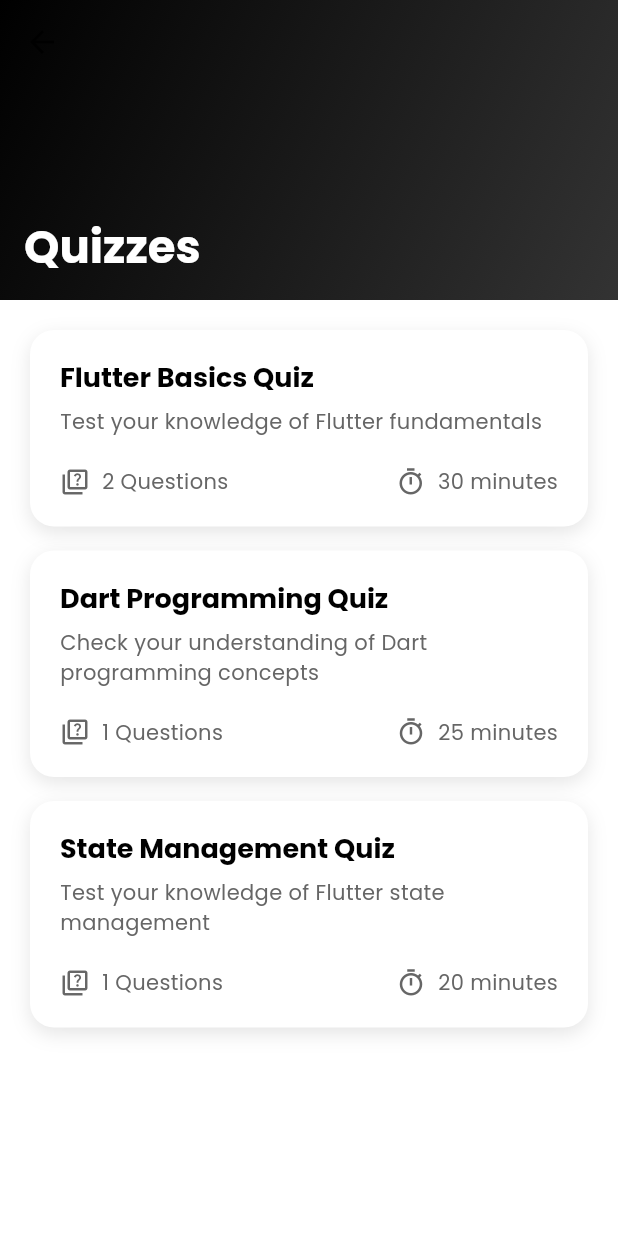
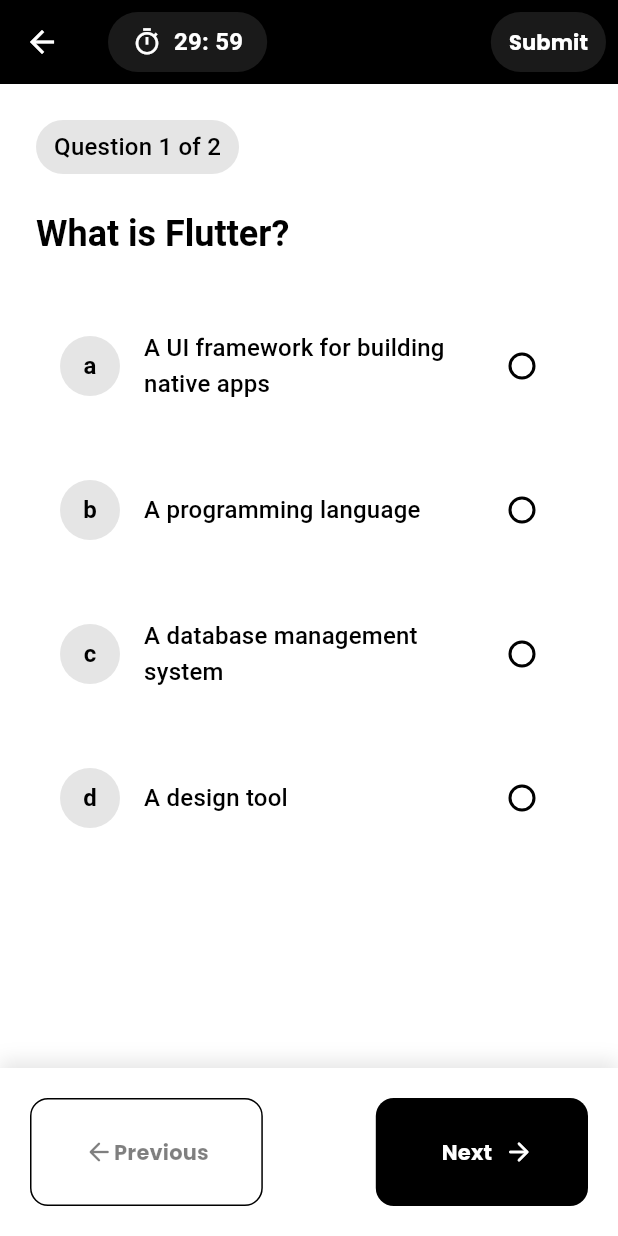
Before and after one commit to nhducc/e_learning_appication_flutter, a Flutter app: the QuizListScreen screen opened by its route, after a tap on "Flutter Basics Quiz", on a phone screen of 412 x 824 dp. Run offline on Flutter 3.47's test engine with Material 3 defaults, Android fonts, the phone set to English and light mode, and no system bars; our stand-ins replace bloc, cached_network_image, chewie, equatable, flutter_bloc, get and 5 more; accounts and stored records are empty.

Commit message:
Quiz Attempt Screen

```diff
--- a/lib/routes/app_routes.dart
+++ b/lib/routes/app_routes.dart
@@ -9,6 +9,7 @@
 import 'package:e_learning_application_clone/views/home/home_screen.dart';
 import 'package:e_learning_application_clone/views/onboarding/onboarding_screen.dart';
 import 'package:e_learning_application_clone/views/profile/proflie_screen.dart';
+import 'package:e_learning_application_clone/views/quiz/quiz_attempt/quiz_attempt_screen.dart';
 import 'package:e_learning_application_clone/views/quiz/quiz_list/quiz_list_screen.dart';
 import 'package:e_learning_application_clone/views/splash/splash_screen.dart';
 import 'package:e_learning_application_clone/views/teacher/teacher_home_screen.dart';
@@ -35,6 +36,7 @@
 
   //quiz routes
   static const String quizList = '/quizzes';
+  static const String quizAttempt = '/quiz/:id';
 
   //profile routes
   static const String profile = '/profile';
@@ -88,6 +90,13 @@
         );
       case quizList:
         return MaterialPageRoute(builder: (_) => const QuizListScreen());
+
+      case quizAttempt:
+        final quizId = setting.arguments as String?;
+        return MaterialPageRoute(
+          builder: (_) => QuizAttemptScreen(quizId: quizId ?? ''),
+        );
+
       case profile:
         return MaterialPageRoute(builder: (_) => const ProflieScreen());
 
--- a/lib/routes/route_pages.dart
+++ b/lib/routes/route_pages.dart
@@ -10,6 +10,7 @@
 import 'package:e_learning_application_clone/views/home/home_screen.dart';
 import 'package:e_learning_application_clone/views/onboarding/onboarding_screen.dart';
 import 'package:e_learning_application_clone/views/profile/proflie_screen.dart';
+import 'package:e_learning_application_clone/views/quiz/quiz_attempt/quiz_attempt_screen.dart';
 import 'package:e_learning_application_clone/views/quiz/quiz_list/quiz_list_screen.dart';
 import 'package:e_learning_application_clone/views/splash/splash_screen.dart';
 import 'package:e_learning_application_clone/views/teacher/teacher_home_screen.dart';
@@ -58,6 +59,11 @@
     ),
 
     GetPage(name: AppRoutes.quizList, page: () => const QuizListScreen()),
+    GetPage(
+      name: '/quiz/:id',
+      page: () => QuizAttemptScreen(quizId: Get.parameters['id'] ?? ''),
+    ),
+
     GetPage(name: AppRoutes.profile, page: () => const ProflieScreen()),
 
     GetPage(name: AppRoutes.home, page: () => HomeScreen()),
--- a/lib/views/quiz/quiz_attempt/quiz_attempt_screen.dart
+++ b/lib/views/quiz/quiz_attempt/quiz_attempt_screen.dart
@@ -1,8 +1,13 @@
 import 'dart:async';
 
+import 'package:e_learning_application_clone/core/theme/app_colors.dart';
 import 'package:e_learning_application_clone/models/quiz.dart';
 import 'package:e_learning_application_clone/models/quiz_attempt.dart';
 import 'package:e_learning_application_clone/services/dummy_data_service.dart';
+import 'package:e_learning_application_clone/views/quiz/quiz_attempt/widgets/quiz_attempt_app_bar.dart';
+import 'package:e_learning_application_clone/views/quiz/quiz_attempt/widgets/quiz_navigation_bar.dart';
+import 'package:e_learning_application_clone/views/quiz/quiz_attempt/widgets/quiz_question_page.dart';
+import 'package:e_learning_application_clone/views/quiz/quiz_attempt/widgets/quiz_submit_dialog.dart';
 import 'package:flutter/material.dart';
 
 class QuizAttemptScreen extends StatefulWidget {
@@ -33,12 +38,30 @@
     _startTimer();
   }
 
+  @override
+  void dispose() {
+    // TODO: implement dispose
+    super.dispose();
+    _timer?.cancel();
+    _pageController.removeListener(_onPageChanged);
+    _pageController.dispose();
+    super.dispose();
+  }
+
   void _onPageChanged() {
     if (_pageController.page != null) {
       setState(() {
         _currentPage = _pageController.page!.round();
       });
     }
+  }
+
+  void _navigateToPage(int page) {
+    _pageController.animateToPage(
+      page,
+      duration: const Duration(milliseconds: 300),
+      curve: Curves.easeInOut,
+    );
   }
 
   void _startTimer() {
@@ -82,9 +105,75 @@
     return score;
   }
 
+  void _selectedAnswer(String questionId, String optionId) {
+    setState(() {
+      selectedAnswers[questionId] = optionId;
+    });
+  }
+
+  String get formmatedTime {
+    final minutes = (remainingSeconds / 60).floor();
+    final seconds = remainingSeconds % 60;
+    return '${minutes.toString().padLeft(2, '0')}: ${seconds.toString().padLeft(2, '0')}';
+  }
+
   @override
   Widget build(BuildContext context) {
     final theme = Theme.of(context);
-    return Scaffold(appBar: AppBar(title: Text('Quiz Attempt Screen')));
+    return Scaffold(
+      backgroundColor: AppColors.lightBackground,
+      appBar: QuizAttemptAppBar(
+        formmatedTime: formmatedTime,
+        onSubmit: () => _showSubmitDialog(context),
+      ),
+      body: PageView.builder(
+        controller: _pageController,
+        physics: const BouncingScrollPhysics(),
+        itemCount: quiz.questions.length,
+        itemBuilder: (context, index) => QuizQuestionPage(
+          questionNumber: index + 1,
+          totalQuestion: quiz.questions.length,
+          question: quiz.questions[index],
+          selectedOptionId: selectedAnswers[quiz.questions[index].id],
+          onOptionSelected: (optionId) =>
+              _selectedAnswer(quiz.questions[index].id, optionId),
+        ),
+      ),
+      bottomNavigationBar: QuizNavigationBar(
+        theme: theme,
+        onPreviousPressed: _currentPage > 0
+            ? () => _navigateToPage(_currentPage - 1)
+            : null,
+        onNextPressed: _currentPage < quiz.questions.length - 1
+            ? () => _navigateToPage(_currentPage + 1)
+            : null,
+        isLastPage: _currentPage == quiz.questions.length - 1,
+      ),
+    );
+  }
+
+  Future<void> _showSubmitDialog(BuildContext context) async {
+    final score = _calculateScore();
+    currentAttempt = QuizAttempt(
+      id: DateTime.now().microsecondsSinceEpoch.toString(),
+      quizId: quiz.id,
+      userId: 'current user id',
+      answers: selectedAnswers,
+      score: score,
+      startedAt: DateTime.now().subtract(
+        Duration(seconds: quiz.timeLimit * 60 - remainingSeconds),
+      ),
+      completedAt: DateTime.now(),
+      timeSpent: quiz.timeLimit * 60 - remainingSeconds,
+    );
+    //save
+    DummyDataService.saveQuizAttempt(currentAttempt!);
+
+    return showDialog(
+      context: context,
+      barrierDismissible: false,
+      builder: (context) =>
+          QuizSubmitDialog(attempt: currentAttempt!, quiz: quiz),
+    );
   }
 }
--- /dev/null
+++ b/lib/views/quiz/quiz_attempt/widgets/quiz_attempt_app_bar.dart
@@ -0,0 +1,69 @@
+import 'package:e_learning_application_clone/core/theme/app_colors.dart';
+import 'package:flutter/material.dart';
+
+class QuizAttemptAppBar extends StatelessWidget implements PreferredSizeWidget {
+  final String formmatedTime;
+  final VoidCallback onSubmit;
+
+  const QuizAttemptAppBar({
+    super.key,
+    required this.formmatedTime,
+    required this.onSubmit,
+  });
+
+  @override
+  Widget build(BuildContext context) {
+    final theme = Theme.of(context);
+    return AppBar(
+      backgroundColor: AppColors.primary,
+      elevation: 0,
+      iconTheme: const IconThemeData(color: AppColors.accent),
+      title: Container(
+        padding: const EdgeInsets.symmetric(horizontal: 16, vertical: 8),
+        decoration: BoxDecoration(
+          color: AppColors.accent.withOpacity(0.1),
+          borderRadius: BorderRadius.circular(20),
+        ),
+        child: Row(
+          mainAxisSize: MainAxisSize.min,
+          children: [
+            const Icon(Icons.timer_outlined, color: AppColors.accent, size: 20),
+            const SizedBox(width: 8),
+            Text(
+              formmatedTime,
+              style: theme.textTheme.titleMedium?.copyWith(
+                color: AppColors.accent,
+                fontWeight: FontWeight.bold,
+              ),
+            ),
+          ],
+        ),
+      ),
+      actions: [
+        Container(
+          margin: const EdgeInsets.only(right: 8),
+          child: TextButton(
+            onPressed: onSubmit,
+            style: TextButton.styleFrom(
+              backgroundColor: AppColors.accent.withOpacity(0.1),
+              shape: RoundedRectangleBorder(
+                borderRadius: BorderRadius.circular(20),
+              ),
+            ),
+            child: Text(
+              'Submit',
+              style: theme.textTheme.labelLarge?.copyWith(
+                color: AppColors.accent,
+                fontWeight: FontWeight.bold,
+              ),
+            ),
+          ),
+        ),
+      ],
+    );
+  }
+
+  @override
+  // TODO: implement preferredSize
+  Size get preferredSize => const Size.fromHeight(kToolbarHeight);
+}
--- /dev/null
+++ b/lib/views/quiz/quiz_attempt/widgets/quiz_navigation_bar.dart
@@ -0,0 +1,114 @@
+import 'package:e_learning_application_clone/core/theme/app_colors.dart';
+import 'package:flutter/material.dart';
+
+class QuizNavigationBar extends StatelessWidget {
+  final ThemeData theme;
+  final VoidCallback? onPreviousPressed;
+  final VoidCallback? onNextPressed;
+  final bool isLastPage;
+
+  const QuizNavigationBar({
+    super.key,
+    required this.theme,
+    this.onPreviousPressed,
+    this.onNextPressed,
+    required this.isLastPage,
+  });
+
+  @override
+  Widget build(BuildContext context) {
+    return Container(
+      padding: const EdgeInsets.all(20),
+      decoration: BoxDecoration(
+        color: AppColors.accent,
+        boxShadow: [
+          BoxShadow(
+            color: AppColors.primary.withOpacity(0.1),
+            blurRadius: 10,
+            offset: const Offset(0, -5),
+          ),
+        ],
+      ),
+      child: Row(
+        mainAxisAlignment: MainAxisAlignment.spaceBetween,
+        children: [
+          _buildNavigationButton(
+            theme,
+            Icons.arrow_back_rounded,
+            'Previous',
+            onPreviousPressed,
+            isNext: false,
+          ),
+          _buildNavigationButton(
+            theme,
+            Icons.arrow_forward_rounded,
+            'Next',
+            onNextPressed,
+            isNext: true,
+          ),
+        ],
+      ),
+    );
+  }
+
+  Widget _buildNavigationButton(
+    ThemeData theme,
+    IconData icon,
+    String label,
+    VoidCallback? onPressed, {
+    bool isNext = false,
+  }) {
+    final isEnable = onPressed != null;
+    return TextButton(
+      onPressed: onPressed,
+      style: TextButton.styleFrom(
+        backgroundColor: isNext ? AppColors.primary : AppColors.accent,
+        padding: const EdgeInsets.symmetric(horizontal: 24, vertical: 12),
+        shape: RoundedRectangleBorder(
+          borderRadius: BorderRadius.circular(12),
+          side: isNext
+              ? BorderSide.none
+              : const BorderSide(color: AppColors.primary),
+        ),
+        disabledBackgroundColor: isNext
+            ? AppColors.primary.withOpacity(0.5)
+            : AppColors.accent.withOpacity(0.5),
+      ),
+      child: TextButton(
+        onPressed: onPressed,
+        child: Row(
+          children: [
+            if (!isNext)
+              Icon(
+                icon,
+                color: isEnable
+                    ? AppColors.primary
+                    : AppColors.primary.withOpacity(0.5),
+                size: 20,
+              ),
+            if (isNext) const SizedBox(width: 8),
+            Text(
+              label,
+              style: theme.textTheme.labelLarge?.copyWith(
+                color: isEnable
+                    ? (isNext ? AppColors.accent : AppColors.primary)
+                    : (isNext ? AppColors.accent : AppColors.primary)
+                          .withOpacity(0.5),
+                fontWeight: FontWeight.bold,
+              ),
+            ),
+            if (isNext) const SizedBox(width: 8),
+            if (isNext)
+              Icon(
+                icon,
+                color: isEnable
+                    ? AppColors.accent
+                    : AppColors.accent.withOpacity(0.5),
+                size: 20,
+              ),
+          ],
+        ),
+      ),
+    );
+  }
+}
--- /dev/null
+++ b/lib/views/quiz/quiz_attempt/widgets/quiz_option_tile.dart
@@ -0,0 +1,85 @@
+import 'package:e_learning_application_clone/core/theme/app_colors.dart';
+import 'package:flutter/material.dart';
+import 'package:get/route_manager.dart';
+
+class QuizOptionTile extends StatelessWidget {
+  final String optionId;
+  final String text;
+  final bool isSelected;
+  final VoidCallback onTap;
+  final String? selectedOptionId;
+
+  const QuizOptionTile({
+    super.key,
+    required this.optionId,
+    required this.text,
+    required this.isSelected,
+    required this.onTap,
+    this.selectedOptionId,
+  });
+
+  @override
+  Widget build(BuildContext context) {
+    final theme = Theme.of(context);
+    return Container(
+      margin: const EdgeInsets.only(bottom: 16),
+      decoration: BoxDecoration(
+        color: isSelected
+            ? AppColors.primary.withOpacity(0.1)
+            : AppColors.accent,
+        borderRadius: BorderRadius.circular(16),
+        border: isSelected
+            ? Border.all(color: AppColors.primary, width: 2)
+            : null,
+      ),
+      child: Material(
+        color: Colors.transparent,
+        child: InkWell(
+          onTap: onTap,
+          borderRadius: BorderRadius.circular(16),
+          child: Padding(
+            padding: const EdgeInsets.all(16),
+            child: Row(
+              children: [
+                Container(
+                  width: 40,
+                  height: 40,
+                  decoration: BoxDecoration(
+                    color: AppColors.primary.withOpacity(0.1),
+                    shape: BoxShape.circle,
+                  ),
+                  child: Center(
+                    child: Text(
+                      optionId,
+                      style: theme.textTheme.titleMedium?.copyWith(
+                        color: AppColors.primary,
+                        fontWeight: FontWeight.bold,
+                      ),
+                    ),
+                  ),
+                ),
+                const SizedBox(width: 16),
+                Expanded(
+                  child: Text(
+                    text,
+                    style: theme.textTheme.titleMedium?.copyWith(
+                      color: AppColors.primary,
+                    ),
+                  ),
+                ),
+                Radio<String>(
+                  value: optionId,
+                  groupValue: selectedOptionId,
+                  activeColor: AppColors.primary,
+                  onChanged: (_) {
+                    onTap();
+                  },
+                ),
+              ],
+            ),
+          ),
+        ),
+      ),
+    );
+  }
+}
--- /dev/null
+++ b/lib/views/quiz/quiz_attempt/widgets/quiz_question_page.dart
@@ -0,0 +1,66 @@
+import 'package:e_learning_application_clone/core/theme/app_colors.dart';
+import 'package:e_learning_application_clone/models/question.dart';
+import 'package:e_learning_application_clone/views/quiz/quiz_attempt/widgets/quiz_option_tile.dart';
+import 'package:flutter/material.dart';
+
+class QuizQuestionPage extends StatelessWidget {
+  final int questionNumber;
+  final int totalQuestion;
+  final Question question;
+  final String? selectedOptionId;
+  final Function(String) onOptionSelected;
+
+  const QuizQuestionPage({
+    super.key,
+    required this.questionNumber,
+    required this.totalQuestion,
+    required this.question,
+    this.selectedOptionId,
+    required this.onOptionSelected,
+  });
+
+  @override
+  Widget build(BuildContext context) {
+    final theme = Theme.of(context);
+    return SingleChildScrollView(
+      padding: const EdgeInsets.all(24),
+      child: Column(
+        crossAxisAlignment: CrossAxisAlignment.start,
+        children: [
+          Container(
+            padding: const EdgeInsets.symmetric(horizontal: 12, vertical: 6),
+            decoration: BoxDecoration(
+              color: AppColors.primary.withOpacity(0.1),
+              borderRadius: BorderRadius.circular(20),
+            ),
+            child: Text(
+              'Question $questionNumber of $totalQuestion',
+              style: theme.textTheme.titleMedium?.copyWith(
+                color: AppColors.primary,
+                fontWeight: FontWeight.w500,
+              ),
+            ),
+          ),
+          const SizedBox(height: 24),
+          Text(
+            question.text,
+            style: theme.textTheme.headlineSmall?.copyWith(
+              fontWeight: FontWeight.bold,
+              color: AppColors.primary,
+            ),
+          ),
+          const SizedBox(height: 32),
+          ...question.options.map(
+            (option) => QuizOptionTile(
+              optionId: option.id,
+              text: option.text,
+              isSelected: selectedOptionId == option.id,
+              onTap: () => onOptionSelected(option.id),
+              selectedOptionId: selectedOptionId,
+            ),
+          ),
+        ],
+      ),
+    );
+  }
+}
--- /dev/null
+++ b/lib/views/quiz/quiz_attempt/widgets/quiz_submit_dialog.dart
@@ -0,0 +1,19 @@
+import 'package:e_learning_application_clone/models/quiz.dart';
+import 'package:e_learning_application_clone/models/quiz_attempt.dart';
+import 'package:flutter/material.dart';
+
+class QuizSubmitDialog extends StatelessWidget {
+  final QuizAttempt attempt;
+  final Quiz quiz;
+
+  const QuizSubmitDialog({
+    super.key,
+    required this.attempt,
+    required this.quiz,
+  });
+
+  @override
+  Widget build(BuildContext context) {
+    return const Placeholder();
+  }
+}
--- a/lib/views/quiz/quiz_list/quiz_list_screen.dart
+++ b/lib/views/quiz/quiz_list/quiz_list_screen.dart
@@ -2,6 +2,7 @@
 import 'package:e_learning_application_clone/services/dummy_data_service.dart';
 import 'package:e_learning_application_clone/views/quiz/quiz_list/widgets/quiz_card.dart';
 import 'package:flutter/material.dart';
+import 'package:get/get.dart';
 
 class QuizListScreen extends StatelessWidget {
   const QuizListScreen({super.key});
@@ -48,7 +49,10 @@
                   description: quiz.description,
                   questionCount: quiz.questions.length,
                   timeLimit: quiz.timeLimit,
-                  onTap: () {},
+                  onTap: () => Get.toNamed(
+                    '/quiz/${quiz.id}',
+                    parameters: {'id': quiz.id},
+                  ),
                 );
               }, childCount: DummyDataService.quizzes.length),
             ),
```
